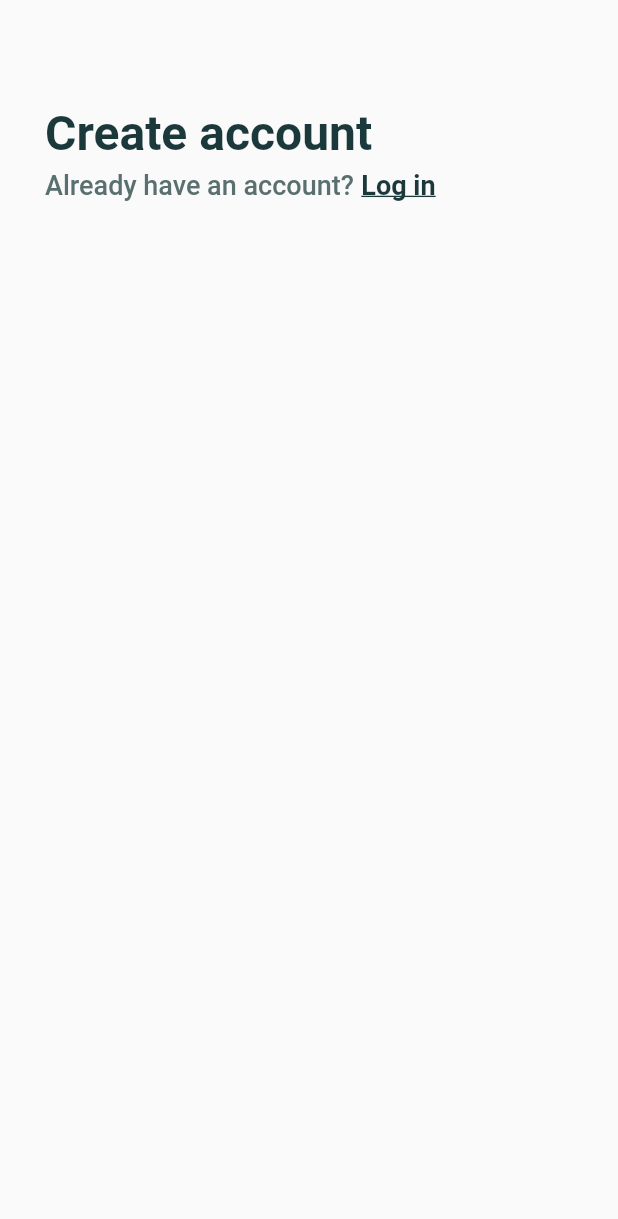
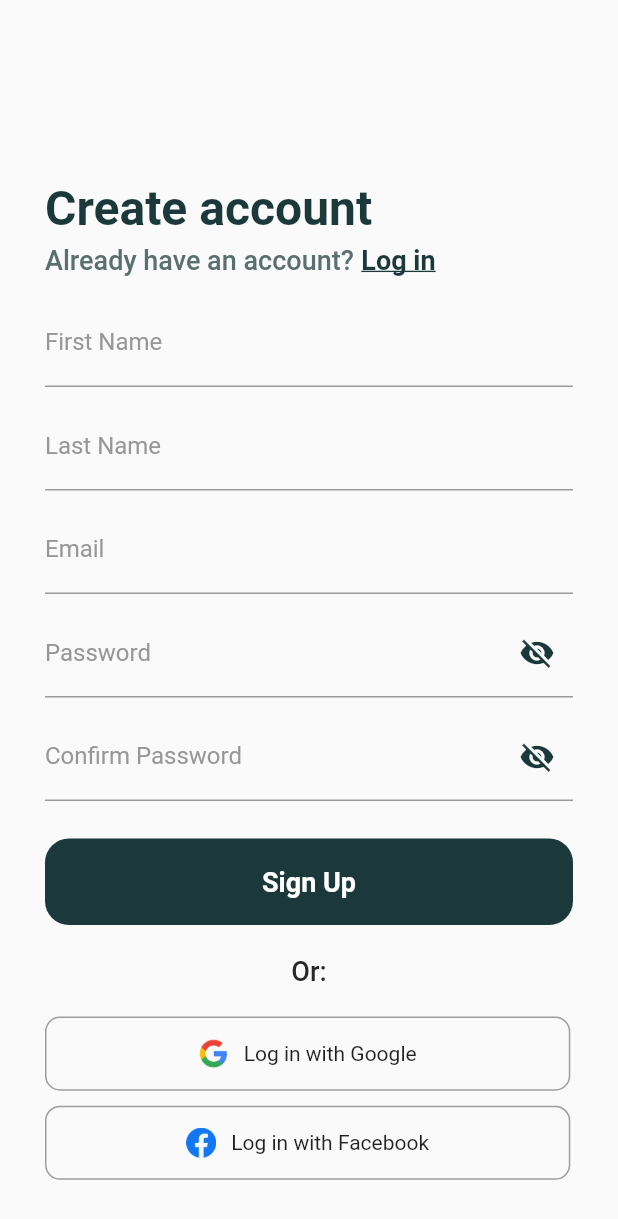
Before and after one commit to dhinogz/sub-control, a Flutter app: the SignUpScreen screen opened directly, on a phone screen of 412 x 824 dp. Shown: the top 1219 px of the screen. Run offline on Flutter 3.47's test engine with Material 2 defaults, Android fonts, the phone set to English and light mode, and no system bars.

Commit message:
Finished signup screen design

```diff
--- a/flutter/sub_control_app/lib/screens/signup.dart
+++ b/flutter/sub_control_app/lib/screens/signup.dart
@@ -1,33 +1,36 @@
 import "package:flutter/material.dart";
 import "package:sub_control_app/screens/login.dart";
 import "package:sub_control_app/theme.dart";
+import "package:sub_control_app/widgets/login_option.dart";
+import "package:sub_control_app/widgets/primary_button.dart";
+
+import "../widgets/signup_form.dart";
 
 class SignUpScreen extends StatelessWidget {
   const SignUpScreen({super.key});
 
   @override
   Widget build(BuildContext context) {
-    return Scaffold(
+    return GestureDetector(
+      onTap: () => FocusScope.of(context).unfocus(), //unfocuses keyboard
+      child: Scaffold(
         body: SingleChildScrollView(
+          child: Padding(
+            padding: kDefaultPadding,
             child: Column(
               crossAxisAlignment: CrossAxisAlignment.start, //left aligns text,
               children: [
                 const SizedBox(
-              height: 70,
+                  height: 120,
                 ),
-            Padding(
-              padding: kDefaultPadding,
-              child: Text(
+                Text(
                   'Create account',
                   style: titleText,
-              ),
                 ),
                 const SizedBox(
                   height: 5,
                 ),
-            Padding(
-              padding: kDefaultPadding,
-              child: Row(
+                Row(
                   children: [
                     Text(
                       'Already have an account?',
@@ -54,8 +57,33 @@ class SignUpScreen extends StatelessWidget {
                     ),
                   ],
                 ),
-            )
+                const SizedBox(
+                  height: 10,
+                ),
+                const SignUpForm(),
+                const SizedBox(
+                  height: 20,
+                ),
+                const PrimaryButton(buttonText: 'Sign Up'),
+                const SizedBox(
+                  height: 20,
+                ),
+                Row(
+                  mainAxisAlignment: MainAxisAlignment.center,
+                  children: [
+                    Text(
+                      'Or:',
+                      style: subTitle.copyWith(color: kBlackColor),
+                    ),
                   ],
+                ),
+                const SizedBox(
+                  height: 20,
+                ),
+                const LogInOption(),
+              ],
+            ),
+          ),
         ),
       ),
     );
--- /dev/null
+++ b/flutter/sub_control_app/lib/widgets/signup_form.dart
@@ -0,0 +1,90 @@
+import 'package:flutter/material.dart';
+import 'package:sub_control_app/theme.dart';
+
+class SignUpForm extends StatefulWidget {
+  const SignUpForm({super.key});
+
+  @override
+  State<SignUpForm> createState() => _SignUpFormState();
+}
+
+class _SignUpFormState extends State<SignUpForm> {
+  var _isObscure = true;
+  var _isObscureConfirm = true;
+  @override
+  Widget build(BuildContext context) {
+    return Column(
+      children: [
+        individualFieldForm('First Name', false),
+        individualFieldForm('Last Name', false),
+        individualFieldForm('Email', false),
+        individualFieldForm('Password', true),
+        individualFieldFormConfirmPassword('Confirm Password', true),
+      ],
+    );
+  }
+
+  // Creates the individual fields for the form.
+  Padding individualFieldForm(String label, bool pass) => Padding(
+        padding: const EdgeInsets.symmetric(vertical: 5),
+        child: TextFormField(
+          obscureText: pass ? _isObscure : false,
+          decoration: InputDecoration(
+              labelText: label,
+              labelStyle: const TextStyle(
+                color: kTextFieldColor,
+              ),
+              focusedBorder: const UnderlineInputBorder(
+                borderSide: BorderSide(
+                  color: kPrimaryColor,
+                ),
+              ),
+              suffixIcon: pass
+                  ? IconButton(
+                      onPressed: () {
+                        setState(() {
+                          _isObscure = !_isObscure;
+                        });
+                      },
+                      icon: Icon(
+                        _isObscure ? Icons.visibility_off : Icons.visibility,
+                        color: kPrimaryColor,
+                      ),
+                    )
+                  : null),
+        ),
+      );
+
+  Padding individualFieldFormConfirmPassword(String label, bool pass) =>
+      Padding(
+        padding: const EdgeInsets.symmetric(vertical: 5),
+        child: TextFormField(
+          obscureText: pass ? _isObscureConfirm : false,
+          decoration: InputDecoration(
+              labelText: label,
+              labelStyle: const TextStyle(
+                color: kTextFieldColor,
+              ),
+              focusedBorder: const UnderlineInputBorder(
+                borderSide: BorderSide(
+                  color: kPrimaryColor,
+                ),
+              ),
+              suffixIcon: pass
+                  ? IconButton(
+                      onPressed: () {
+                        setState(() {
+                          _isObscureConfirm = !_isObscureConfirm;
+                        });
+                      },
+                      icon: Icon(
+                        _isObscureConfirm
+                            ? Icons.visibility_off
+                            : Icons.visibility,
+                        color: kPrimaryColor,
+                      ),
+                    )
+                  : null),
+        ),
+      );
+}
```
Lines whose indentation alone changed are shown as unchanged.
